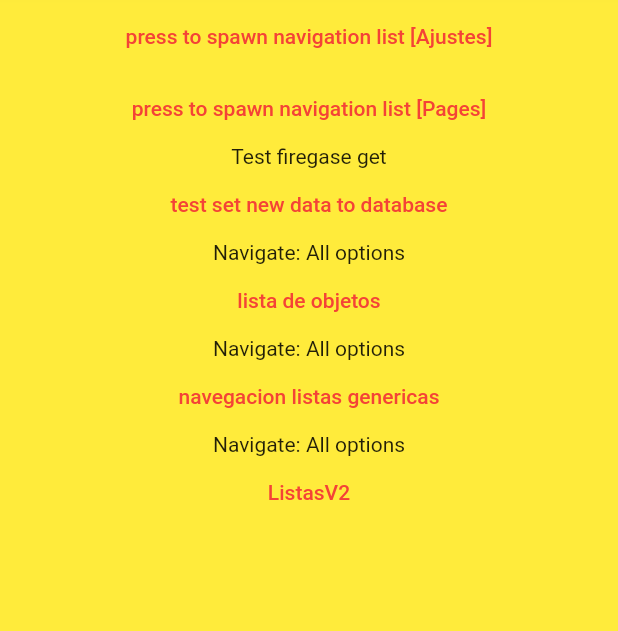
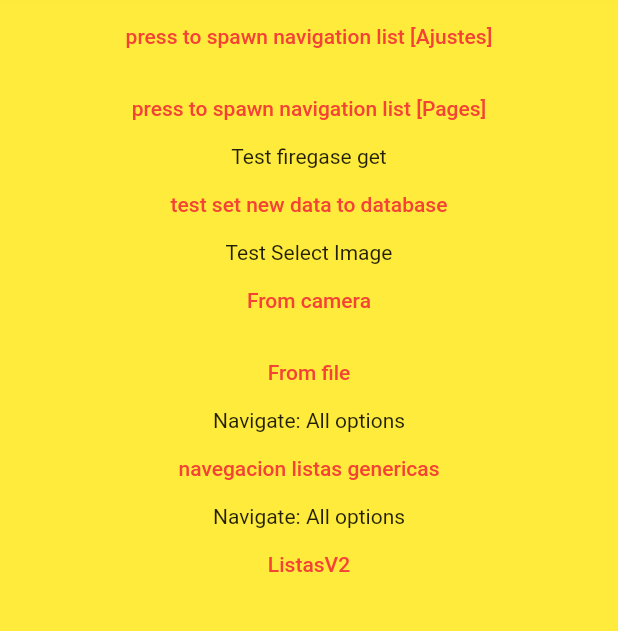
Before and after one commit to PolGarciaBlanch/star_fighter, a Flutter app: the screen it shows after launch, on a phone screen of 412 x 824 dp, the part 108-739 px from its top. Run offline on Flutter 3.47's test engine with Material 2 defaults, Android fonts, the phone set to English and light mode, and no system bars; our stand-ins replace firebase_auth, firebase_core, firebase_database, flutter_compass, image_picker; missing offline and left inert: cloudinary_sdk, dart:ffi, flutter_osm_plugin; accounts and stored records are empty.

Commit message:
images works
falta dio para cartas
sacar datos firebase

```diff
--- a/lib/Pantallas/pant_developer_test.dart
+++ b/lib/Pantallas/pant_developer_test.dart
@@ -1,6 +1,7 @@
 import 'package:firebase_core/firebase_core.dart';
 import 'package:flutter/cupertino.dart';
 import 'package:flutter/material.dart';
+import 'package:image_picker/image_picker.dart';
 import 'package:star_fighter/control/firabase_data.dart';
 import 'package:star_fighter/obj/card_builder.dart';
 import 'package:star_fighter/obj/dialog_lists.dart';
@@ -9,6 +10,8 @@ import 'package:star_fighter/widgets/listas/cards/card_text.dart';
 import 'package:star_fighter/widgets/listas/lista_navegacion.dart';
 import 'package:star_fighter/widgets/listas/basic_list.dart';
 import 'package:star_fighter/widgets/load.dart';
+
+import '../control/image_picker.dart';
 
 class PantDev extends StatefulWidget {
   PantDev({
@@ -22,6 +25,7 @@ class PantDev extends StatefulWidget {
 class _PantDevState extends State<PantDev> {
   DialogLists dList = new DialogLists();
   CardBuilder cBuilder = new CardBuilder();
+  ImagePickerLib imgLib = new ImagePickerLib();
   List<NavOpt> navOpt = listNavOpt;
   List<NavOpt> item = [];
   CustomData FirebaseIOLib = CustomData(app: Firebase.app());
@@ -64,8 +68,17 @@ class _PantDevState extends State<PantDev> {
                       FirebaseIOLib.testSet();
                     },
                     child: Text("test set new data to database")),
-                Text("Navigate: All options"),
-                TextButton(onPressed: () {}, child: Text("lista de objetos")),
+                Text("Test Select Image"),
+                TextButton(
+                    onPressed: () {
+                      imgLib.AccCam();
+                    },
+                    child: Text("From camera")),
+                TextButton(
+                    onPressed: () {
+                      imgLib.AccGalery();
+                    },
+                    child: Text("From file")),
                 Text("Navigate: All options"),
                 TextButton(
                     onPressed: () {},
--- a/lib/Pantallas/pantalla_principal.dart
+++ b/lib/Pantallas/pantalla_principal.dart
@@ -1,5 +1,3 @@
-/*
-
 import 'dart:async';
 
 import 'package:flutter/material.dart';
@@ -59,8 +57,7 @@ class _PantallaPrincipalState extends State<PantallaPrincipal> {
 
       double Distance = sqrt(pow(latDistance, 2) + pow(lonDistance, 2));
 
-      if (markersInfo.radMarker >= Distance) {
-      }
+      if (markersInfo.radMarker >= Distance) {}
     }
     markersInfo.visibleListView = !markersInfo.visibleListView;
     setState(() {});
@@ -235,4 +232,3 @@ class _PantallaPrincipalState extends State<PantallaPrincipal> {
     );
   }
 }
-*/
--- a/lib/control/firabase_data.dart
+++ b/lib/control/firabase_data.dart
@@ -1,4 +1,3 @@
-import 'package:firebase_core/firebase_core.dart';
 import 'package:firebase_core/firebase_core.dart';
 import 'package:firebase_database/firebase_database.dart';
 import 'package:flutter/cupertino.dart';
@@ -18,6 +17,14 @@ class CustomData {
   }
 
   //read
+  /**
+   *  Stream<DatabaseEvent> stream =
+          firebase.ref("users/" + userCredential.user!.uid).onValue;
+      stream.listen((DatabaseEvent event) {
+        setState(() {
+          Map<dynamic, dynamic> value = event.snapshot.value! as Map;
+          value["level"].toString()),
+   */
 
 }
 
--- a/lib/control/image_api.dart
+++ b/lib/control/image_api.dart
@@ -1,4 +1,62 @@
+import 'dart:collection';
+import 'package:cloudinary_sdk/cloudinary_sdk.dart';
+
+String cloudinaryCustomFolder = "test/myfolder";
+String cloudinaryApiKey = "912599646435741";
+String cloudinaryApiSecret = "TwS9X9Qi-OQTmli4uhCQlB-VIFA";
+String cloudinaryCloudName = "didy88ckl";
+
 class ImageApi {
-//final Cloudinary cloudinary = Cloudinary()
+  final Cloudinary cloudinary =
+      Cloudinary(cloudinaryApiKey, cloudinaryApiSecret, cloudinaryCloudName);
+  final String initUrl = "";
+
+  //GETIMAGE
+
+  ///MANAGE IMAGES
+  UploadImage(String filePath, String fileName) {
+    cloudinary.uploadFile(
+        filePath: filePath,
+        fileName: "img2",
+        folder: cloudinaryCustomFolder,
+        resourceType: CloudinaryResourceType.image);
+  }
+
+/*
+  String UploadImages() {
+    String requestId = MediaManager.get()
+        .upload("dog.mp4")
+        .unsigned("preset1")
+        .option("resource_type", "video")
+        .option("folder", "myfolder/mysubfolder/")
+        .option("public_id", "my_dog")
+        .option(
+            "notification_url", "https://mysite.example.com/notify_endpoint")
+        .dispatch();
+
+    return requestId;
+  }
+*/
+  DleleteImage(String url) {
+    cloudinary.deleteFile(
+      url: url,
+      resourceType: CloudinaryResourceType.image,
+      invalidate: false,
+    );
+  }
+
+  String GetNamefromUrl(String url) {
+    return url.substring(initUrl.length, url.length - initUrl.length);
+  }
+
+  //deltete image
+  ReplaceImage(String url, String filePath) {
+    DleleteImage(url);
+    UploadImage(filePath, GetNamefromUrl(url));
+  }
+
+  //IMAGE FROM PHONE
+
+  //IMAGE FROM PICTURE
 
 }
--- /dev/null
+++ b/lib/control/image_picker.dart
@@ -0,0 +1,22 @@
+import 'dart:io';
+
+import 'package:image_picker/image_picker.dart';
+import 'package:star_fighter/control/image_api.dart';
+
+class ImagePickerLib {
+  ImageApi imApi = new ImageApi();
+  ImagePicker iPk = new ImagePicker();
+  AccCam() async {
+    XFile? image = await iPk.pickImage(source: ImageSource.camera);
+    if (image != null) {
+      imApi.UploadImage(image.path, image.path);
+    }
+  }
+
+  AccGalery() async {
+    XFile? image = await iPk.pickImage(source: ImageSource.gallery);
+    if (image != null) {
+      imApi.UploadImage(image.path, image.path);
+    }
+  }
+}
--- a/lib/main.dart
+++ b/lib/main.dart
@@ -43,15 +43,11 @@ class MyApp extends StatelessWidget {
         primarySwatch: Colors.red,
       ),
 
-
       initialRoute: 'pantalla_developer',
 
       //initialRoute: 'PantNav',
 
-
-
       //initialRoute: 'pantalla_login',
-
 
       //initialRoute: 'PantNav',
 
@@ -60,6 +56,7 @@ class MyApp extends StatelessWidget {
         'pantalla_developer': (BuildContext) => PantDev(),
         'confPerfil': (BuildContext) => PantallaPerfil(),
         'PantNav': (BuildContext) => PantNav(lista: "Ajustes"),
+
         'pantalla_login': (BuildContext context) => const Login(),
         'pantalla_crea_usr': (BuildContext context) => const Create(),
 
```
Also changed, not shown: lib/Pantallas/pantalla_crear_usr.dart (+11 -6 lines), lib/Pantallas/pantalla_login.dart (+7 -1 lines), lib/models/markers.dart (+4 -3 lines), pubspec.yaml (+6 -1 lines), pubspec.lock, 3 other files.
